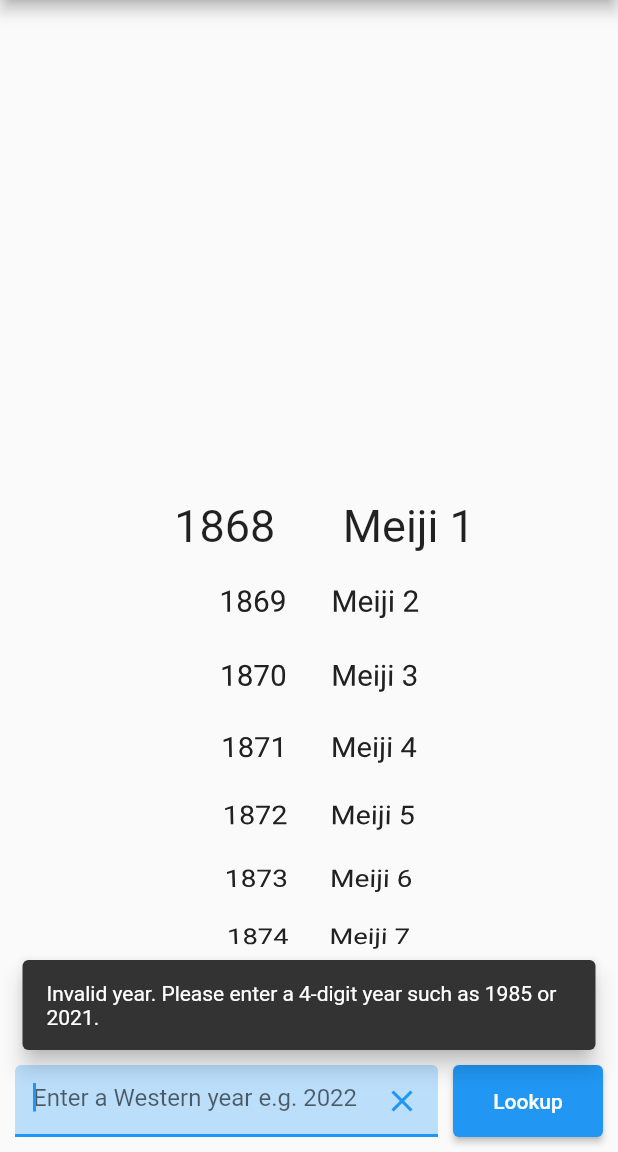
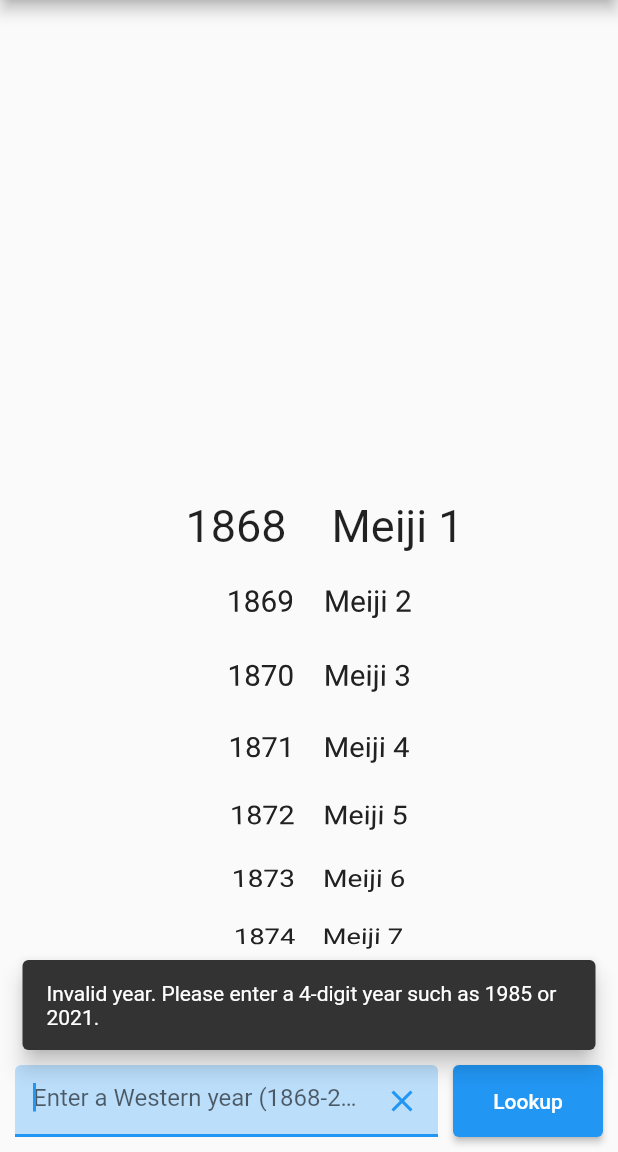
Before and after one commit to richardjharris/japanese_year_calculator, a Flutter app: the screen it shows after launch, after a tap on "Lookup", on a phone screen of 412 x 824 dp, the part 84-1236 px from its top. Run offline on Flutter 3.47's test engine with Material 2 defaults, Android fonts, the light colour scheme and no system bars; our stand-ins replace shared_preferences; generated files the repository leaves out were written again.

Commit message:
Show previous era for founding years; improve placeholder

```diff
--- a/lib/src/localization/app_en.arb
+++ b/lib/src/localization/app_en.arb
@@ -7,9 +7,21 @@
   "@convertYearButton": {
     "description": "Button next to text input that converts the input year to Japanese era"
   },
-  "enterWesternYearHint": "Enter a Western year e.g. 2022",
-  "@enterWesterYearHint": {
-    "description": "Hint shown inside year text input"
+  "enterWesternYearHint": "Enter a Western year ({earliestYear}-{latestYear})",
+  "@enterWesternYearHint": {
+    "description": "Hint shown inside year text input",
+    "placeholders": {
+      "earliestYear": {
+        "type": "int",
+        "description": "The earliest acceptable year",
+        "example": "1968"
+      },
+      "latestYear": {
+        "type": "int",
+        "description": "The latest acceptable year",
+        "example": "2030"
+      }
+    }
   },
   "invalidYearError": "Invalid year. Please enter a 4-digit year such as 1985 or 2021.",
   "@invalidYearError": {
--- a/lib/src/localization/app_ja.arb
+++ b/lib/src/localization/app_ja.arb
@@ -1,7 +1,7 @@
 {
   "appTitle": "西暦・元号変換機",
   "convertYearButton": "変換",
-  "enterWesternYearHint": "西暦を入力してください",
+  "enterWesternYearHint": "西暦 ({earliestYear}〜{latestYear})",
   "invalidYearError": "西暦が不正です。４桁の西暦(1985, 2012など)を入力してください。",
   "settings": "設定",
   "theme": "テーマ",
--- a/lib/src/settings/settings_controller.dart
+++ b/lib/src/settings/settings_controller.dart
@@ -29,7 +29,7 @@ class SettingsController with ChangeNotifier {
   /// Returns the user's preferred language for the application.
   AppLanguagePreference get appLanguage => _appLanguage;
 
-  /// Returns the user's preferred language for dates.
+  /// Returns the user's preferred language for Japanese dates.
   DateLanguagePreference get dateLanguage => _dateLanguage;
 
   Locale? appLocale() {
--- a/lib/src/year_calculator.dart
+++ b/lib/src/year_calculator.dart
@@ -77,7 +77,7 @@ class YearCalculator {
   /// Heisei 31.
   static List<JapaneseYear> getAllJapaneseYears(int westernYear) {
     var list = [getJapaneseYear(westernYear)];
-    if (list.first.isFoundingYear) {
+    if (list.first.isFoundingYear && westernYear > earliestWesternYear) {
       var previousYear = getJapaneseYear(westernYear - 1);
       list.insert(0,
           JapaneseYear(era: previousYear.era, index: previousYear.index + 1));
--- a/lib/src/year_dial/year_dial_view.dart
+++ b/lib/src/year_dial/year_dial_view.dart
@@ -5,6 +5,7 @@ import 'package:japanese_year_calculator/src/settings/settings_service.dart';
 import 'package:japanese_year_calculator/src/year_calculator.dart';
 import 'package:japanese_year_calculator/src/settings/settings_view.dart';
 import 'package:japanese_year_calculator/src/localization/app_localizations_context.dart';
+import 'package:japanese_year_calculator/src/year_dial/year_selector.dart';
 
 class YearDialView extends StatefulWidget {
   final SettingsController settings;
@@ -22,6 +23,12 @@ class _YearDialViewState extends State<YearDialView> {
       DialWheelScrollController();
 
   final double yearSelectorHeight = 48;
+
+  @override
+  void dispose() {
+    _dialWheelScrollController.dispose();
+    super.dispose();
+  }
 
   @override
   Widget build(BuildContext context) {
@@ -68,81 +75,6 @@ class _YearDialViewState extends State<YearDialView> {
         ],
       ),
     );
-  }
-}
-
-/// Widget to jump directly to a specific year.
-class YearSelector extends StatefulWidget {
-  final ValueSetter<int> onSelected;
-  final VoidCallback onInvalid;
-
-  const YearSelector(
-      {Key? key, required this.onSelected, required this.onInvalid})
-      : super(key: key);
-
-  @override
-  _YearSelectorState createState() => _YearSelectorState();
-}
-
-class _YearSelectorState extends State<YearSelector> {
-  final TextEditingController _yearInputController = TextEditingController();
-  final FocusNode _yearInputFocusNode = FocusNode();
-
-  @override
-  void dispose() {
-    _yearInputController.dispose();
-    _yearInputFocusNode.dispose();
-    super.dispose();
-  }
-
-  @override
-  Widget build(BuildContext context) {
-    return Row(
-      children: [
-        Expanded(
-            child: TextField(
-          autofocus: true,
-          keyboardType: TextInputType.number,
-          decoration: InputDecoration(
-            hintText: context.loc.enterWesternYearHint,
-            filled: true,
-            fillColor: Theme.of(context).primaryColorLight,
-            suffixIcon: IconButton(
-              icon: const Icon(Icons.clear),
-              onPressed: () {
-                _yearInputController.clear();
-              },
-            ),
-            // Hide the '0/4' helper text that would show because we have [maxLength] set.
-            counterText: '',
-          ),
-          maxLength: 4,
-          controller: _yearInputController,
-          focusNode: _yearInputFocusNode,
-          onEditingComplete: _onSubmit,
-        )),
-        Container(
-            margin: const EdgeInsets.only(left: 10),
-            child: ElevatedButton(
-              child: Text(context.loc.convertYearButton),
-              onPressed: _onSubmit,
-              style: ElevatedButton.styleFrom(
-                fixedSize: const Size(100, 48),
-              ),
-            )),
-      ],
-    );
-  }
-
-  void _onSubmit() async {
-    final year = int.tryParse(_yearInputController.text);
-    if (year != null) {
-      widget.onSelected(year);
-      _yearInputController.clear();
-    } else {
-      //_yearInputFocusNode.requestFocus();
-      widget.onInvalid();
-    }
   }
 }
 
@@ -206,30 +138,61 @@ class YearDialWheel extends StatelessWidget {
           physics: const FixedExtentScrollPhysics(),
           childDelegate: ListWheelChildBuilderDelegate(
             builder: (context, index) {
-              final year = DialWheelSettings.firstYear + index;
-              final japaneseYear = YearCalculator.getJapaneseYear(year);
-              final japaneseYearLabel =
-                  japaneseYear.toLocalizedString(language: dialLanguage);
+              final westernYear = DialWheelSettings.firstYear + index;
+              print(
+                  "builder: $westernYear  first ${DialWheelSettings.firstYear} last ${DialWheelSettings.lastYear}");
+
+              if (westernYear < DialWheelSettings.firstYear ||
+                  westernYear > DialWheelSettings.lastYear) {
+                return null;
+              }
+
               return Row(children: [
                 Expanded(
-                    flex: 5,
-                    child: Text(
-                      '$year',
-                      style: const TextStyle(fontSize: 20),
-                      textAlign: TextAlign.right,
-                    )),
-                const SizedBox(width: 30),
-                Expanded(
-                    flex: 5,
-                    child: Text(
-                      japaneseYearLabel,
-                      style: const TextStyle(fontSize: 20),
-                      textAlign: TextAlign.left,
-                    )),
+                  flex: 5,
+                  child: _westernYearLabel(westernYear),
+                ),
+                const SizedBox(width: 20),
+                Expanded(flex: 5, child: _japaneseYearLabel(westernYear)),
               ]);
             },
             childCount: DialWheelSettings.numYears,
           ),
         ));
   }
+
+  Widget _westernYearLabel(int westernYear) {
+    return Text(
+      '$westernYear',
+      style: const TextStyle(fontSize: 20),
+      textAlign: TextAlign.right,
+    );
+  }
+
+  Widget _japaneseYearLabel(int westernYear) {
+    print("_japaneseYearLabel: $westernYear");
+    final japaneseYears = YearCalculator.getAllJapaneseYears(westernYear);
+
+    List<Widget> items = [
+      Text(
+        japaneseYears.last.toLocalizedString(language: dialLanguage),
+        style: const TextStyle(fontSize: 20),
+        textAlign: TextAlign.left,
+      )
+    ];
+
+    if (japaneseYears.length > 1) {
+      assert(japaneseYears.length == 2);
+
+      String altLabel =
+          japaneseYears.first.toLocalizedString(language: dialLanguage);
+      items.add(Text(
+        ' ・ $altLabel',
+        style: const TextStyle(fontSize: 10),
+        textAlign: TextAlign.left,
+      ));
+    }
+
+    return Row(children: items);
+  }
 }
--- /dev/null
+++ b/lib/src/year_dial/year_selector.dart
@@ -0,0 +1,88 @@
+import 'package:flutter/material.dart';
+import 'package:flutter/services.dart';
+import 'package:japanese_year_calculator/src/localization/app_localizations_context.dart';
+import 'package:japanese_year_calculator/src/year_dial/year_dial_view.dart';
+
+/// Widget to jump directly to a specific year.
+class YearSelector extends StatefulWidget {
+  /// Called with the year (an [int]) when the user selects it.
+  final ValueSetter<int> onSelected;
+
+  /// Called when the user tries to submit an invalid year.
+  final VoidCallback onInvalid;
+
+  const YearSelector(
+      {Key? key, required this.onSelected, required this.onInvalid})
+      : super(key: key);
+
+  @override
+  _YearSelectorState createState() => _YearSelectorState();
+}
+
+class _YearSelectorState extends State<YearSelector> {
+  final TextEditingController _yearInputController = TextEditingController();
+  final FocusNode _yearInputFocusNode = FocusNode();
+
+  @override
+  void dispose() {
+    _yearInputController.dispose();
+    _yearInputFocusNode.dispose();
+    super.dispose();
+  }
+
+  @override
+  Widget build(BuildContext context) {
+    return Row(
+      children: [
+        Expanded(
+            child: TextField(
+          autofocus: true,
+          keyboardType: TextInputType.number,
+          inputFormatters: [
+            FilteringTextInputFormatter.digitsOnly,
+          ],
+          decoration: InputDecoration(
+            hintText: context.loc.enterWesternYearHint(
+              DialWheelSettings.firstYear,
+              DialWheelSettings.lastYear,
+            ),
+            filled: true,
+            fillColor: Theme.of(context).primaryColorLight,
+            suffixIcon: IconButton(
+              icon: const Icon(Icons.clear),
+              onPressed: () {
+                _yearInputController.clear();
+              },
+            ),
+            // Hide the '0/4' helper text that would show because we have [maxLength] set.
+            counterText: '',
+          ),
+          maxLength: 4,
+          controller: _yearInputController,
+          focusNode: _yearInputFocusNode,
+          onEditingComplete: _onSubmit,
+        )),
+        Container(
+            margin: const EdgeInsets.only(left: 10),
+            child: ElevatedButton(
+              child: Text(context.loc.convertYearButton),
+              onPressed: _onSubmit,
+              style: ElevatedButton.styleFrom(
+                fixedSize: const Size(100, 48),
+              ),
+            )),
+      ],
+    );
+  }
+
+  void _onSubmit() async {
+    final year = int.tryParse(_yearInputController.text);
+    if (year != null) {
+      widget.onSelected(year);
+      _yearInputController.clear();
+    } else {
+      widget.onInvalid();
+      _yearInputFocusNode.requestFocus();
+    }
+  }
+}
```
Also changed, not shown: 2 other files.
